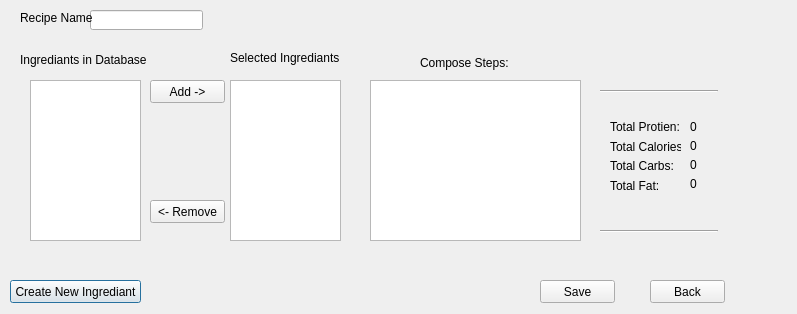
Before: the Qt Designer form mealplanner/createrecipewindow.ui in escobaros-dos/mealplanner, drawn with Qt 5.
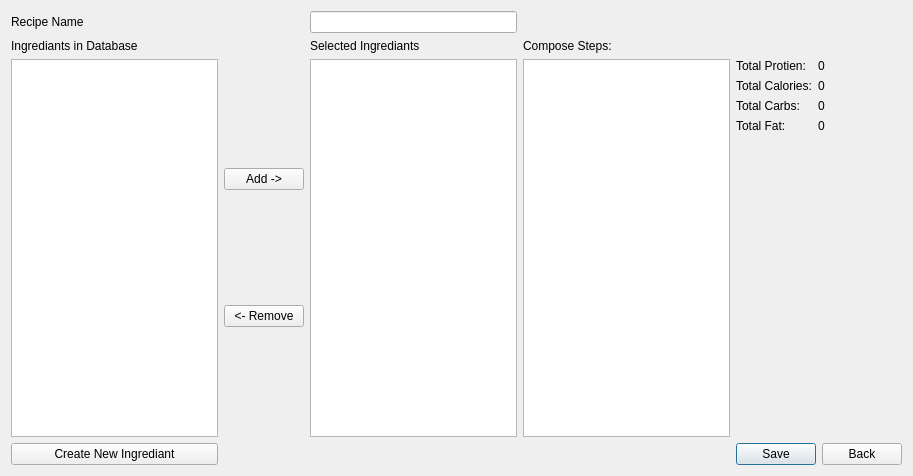
After: the same form once the commit is applied.

Patch:
```diff
--- a/mealplanner/createrecipewindow.ui
+++ b/mealplanner/createrecipewindow.ui
@@ -6,288 +6,162 @@
    <rect>
     <x>0</x>
     <y>0</y>
-    <width>797</width>
-    <height>314</height>
+    <width>913</width>
+    <height>476</height>
    </rect>
   </property>
   <property name="windowTitle">
    <string>Dialog</string>
   </property>
-  <widget class="QPushButton" name="CreateIngridientButton">
-   <property name="geometry">
-    <rect>
-     <x>10</x>
-     <y>280</y>
-     <width>131</width>
-     <height>23</height>
-    </rect>
-   </property>
-   <property name="text">
-    <string>Create New Ingrediant</string>
-   </property>
-  </widget>
-  <widget class="QLineEdit" name="RecipeNameEdit">
-   <property name="geometry">
-    <rect>
-     <x>90</x>
-     <y>10</y>
-     <width>113</width>
-     <height>20</height>
-    </rect>
-   </property>
-  </widget>
-  <widget class="QLabel" name="label">
-   <property name="geometry">
-    <rect>
-     <x>20</x>
-     <y>10</y>
-     <width>91</width>
-     <height>16</height>
-    </rect>
-   </property>
-   <property name="text">
-    <string>Recipe Name</string>
-   </property>
-  </widget>
-  <widget class="QLabel" name="label_2">
-   <property name="geometry">
-    <rect>
-     <x>20</x>
-     <y>50</y>
-     <width>131</width>
-     <height>20</height>
-    </rect>
-   </property>
-   <property name="text">
-    <string>Ingrediants in Database</string>
-   </property>
-  </widget>
-  <widget class="QLabel" name="label_3">
-   <property name="geometry">
-    <rect>
-     <x>230</x>
-     <y>50</y>
-     <width>111</width>
-     <height>16</height>
-    </rect>
-   </property>
-   <property name="text">
-    <string>Selected Ingrediants</string>
-   </property>
-  </widget>
-  <widget class="QPushButton" name="AddFromDatabase">
-   <property name="geometry">
-    <rect>
-     <x>150</x>
-     <y>80</y>
-     <width>75</width>
-     <height>23</height>
-    </rect>
-   </property>
-   <property name="text">
-    <string>Add -&gt;</string>
-   </property>
-  </widget>
-  <widget class="QPushButton" name="RemoveFromSelected">
-   <property name="geometry">
-    <rect>
-     <x>150</x>
-     <y>200</y>
-     <width>75</width>
-     <height>23</height>
-    </rect>
-   </property>
-   <property name="text">
-    <string>&lt;- Remove</string>
-   </property>
-  </widget>
-  <widget class="Line" name="line_2">
-   <property name="geometry">
-    <rect>
-     <x>600</x>
-     <y>230</y>
-     <width>118</width>
-     <height>3</height>
-    </rect>
-   </property>
-   <property name="orientation">
-    <enum>Qt::Horizontal</enum>
-   </property>
-  </widget>
-  <widget class="Line" name="line">
-   <property name="geometry">
-    <rect>
-     <x>600</x>
-     <y>90</y>
-     <width>118</width>
-     <height>3</height>
-    </rect>
-   </property>
-   <property name="orientation">
-    <enum>Qt::Horizontal</enum>
-   </property>
-  </widget>
-  <widget class="QListWidget" name="listWidget">
-   <property name="geometry">
-    <rect>
-     <x>30</x>
-     <y>80</y>
-     <width>111</width>
-     <height>161</height>
-    </rect>
-   </property>
-  </widget>
-  <widget class="QListWidget" name="listWidget_2">
-   <property name="geometry">
-    <rect>
-     <x>230</x>
-     <y>80</y>
-     <width>111</width>
-     <height>161</height>
-    </rect>
-   </property>
-  </widget>
-  <widget class="QPushButton" name="RecipeSaveToDbButton">
-   <property name="geometry">
-    <rect>
-     <x>540</x>
-     <y>280</y>
-     <width>75</width>
-     <height>23</height>
-    </rect>
-   </property>
-   <property name="text">
-    <string>Save</string>
-   </property>
-  </widget>
-  <widget class="QPushButton" name="RecipeBackButton">
-   <property name="geometry">
-    <rect>
-     <x>650</x>
-     <y>280</y>
-     <width>75</width>
-     <height>23</height>
-    </rect>
-   </property>
-   <property name="text">
-    <string>Back</string>
-   </property>
-  </widget>
-  <widget class="QPlainTextEdit" name="StepsEdit">
-   <property name="geometry">
-    <rect>
-     <x>370</x>
-     <y>80</y>
-     <width>211</width>
-     <height>161</height>
-    </rect>
-   </property>
-  </widget>
-  <widget class="QLabel" name="label_4">
-   <property name="geometry">
-    <rect>
-     <x>420</x>
-     <y>53</y>
-     <width>91</width>
-     <height>20</height>
-    </rect>
-   </property>
-   <property name="text">
-    <string>Compose Steps:</string>
-   </property>
-  </widget>
-  <widget class="QLabel" name="FatLabel_2">
-   <property name="geometry">
-    <rect>
-     <x>690</x>
-     <y>158</y>
-     <width>69</width>
-     <height>13</height>
-    </rect>
-   </property>
-   <property name="text">
-    <string>0</string>
-   </property>
-  </widget>
-  <widget class="QLabel" name="CarbLabel_2">
-   <property name="geometry">
-    <rect>
-     <x>690</x>
-     <y>177</y>
-     <width>69</width>
-     <height>13</height>
-    </rect>
-   </property>
-   <property name="text">
-    <string>0</string>
-   </property>
-  </widget>
-  <widget class="QLabel" name="CalorieLabel_2">
-   <property name="geometry">
-    <rect>
-     <x>690</x>
-     <y>139</y>
-     <width>69</width>
-     <height>13</height>
-    </rect>
-   </property>
-   <property name="text">
-    <string>0</string>
-   </property>
-  </widget>
-  <widget class="QLabel" name="ProtienLabel_2">
-   <property name="geometry">
-    <rect>
-     <x>690</x>
-     <y>120</y>
-     <width>69</width>
-     <height>13</height>
-    </rect>
-   </property>
-   <property name="text">
-    <string>0</string>
-   </property>
-  </widget>
-  <widget class="QWidget" name="">
-   <property name="geometry">
-    <rect>
-     <x>610</x>
-     <y>120</y>
-     <width>71</width>
-     <height>72</height>
-    </rect>
-   </property>
-   <layout class="QVBoxLayout" name="verticalLayout">
-    <item>
-     <widget class="QLabel" name="ProtienLabel">
-      <property name="text">
-       <string>Total Protien:</string>
-      </property>
-     </widget>
-    </item>
-    <item>
-     <widget class="QLabel" name="CalorieLabel">
-      <property name="text">
-       <string>Total Calories:</string>
-      </property>
-     </widget>
-    </item>
-    <item>
-     <widget class="QLabel" name="FatLabel">
-      <property name="text">
-       <string>Total Carbs:</string>
-      </property>
-     </widget>
-    </item>
-    <item>
-     <widget class="QLabel" name="CarbLabel">
-      <property name="text">
-       <string>Total Fat:</string>
-      </property>
-     </widget>
-    </item>
-   </layout>
-  </widget>
+  <layout class="QGridLayout" name="gridLayout_2">
+   <item row="0" column="0">
+    <layout class="QGridLayout" name="gridLayout">
+     <item row="1" column="0">
+      <widget class="QLabel" name="label_2">
+       <property name="text">
+        <string>Ingrediants in Database</string>
+       </property>
+      </widget>
+     </item>
+     <item row="0" column="0">
+      <widget class="QLabel" name="label">
+       <property name="text">
+        <string>Recipe Name</string>
+       </property>
+      </widget>
+     </item>
+     <item row="2" column="4">
+      <layout class="QFormLayout" name="formLayout">
+       <item row="0" column="0">
+        <widget class="QLabel" name="ProtienLabel">
+         <property name="text">
+          <string>Total Protien:</string>
+         </property>
+        </widget>
+       </item>
+       <item row="0" column="1">
+        <widget class="QLabel" name="ProtienLabel_2">
+         <property name="text">
+          <string>0</string>
+         </property>
+        </widget>
+       </item>
+       <item row="1" column="0">
+        <widget class="QLabel" name="CalorieLabel">
+         <property name="text">
+          <string>Total Calories:</string>
+         </property>
+        </widget>
+       </item>
+       <item row="1" column="1">
+        <widget class="QLabel" name="FatLabel_2">
+         <property name="text">
+          <string>0</string>
+         </property>
+        </widget>
+       </item>
+       <item row="2" column="0">
+        <widget class="QLabel" name="FatLabel">
+         <property name="text">
+          <string>Total Carbs:</string>
+         </property>
+        </widget>
+       </item>
+       <item row="2" column="1">
+        <widget class="QLabel" name="CalorieLabel_2">
+         <property name="text">
+          <string>0</string>
+         </property>
+        </widget>
+       </item>
+       <item row="3" column="0">
+        <widget class="QLabel" name="CarbLabel">
+         <property name="text">
+          <string>Total Fat:</string>
+         </property>
+        </widget>
+       </item>
+       <item row="3" column="1">
+        <widget class="QLabel" name="CarbLabel_2">
+         <property name="text">
+          <string>0</string>
+         </property>
+        </widget>
+       </item>
+      </layout>
+     </item>
+     <item row="2" column="3">
+      <widget class="QPlainTextEdit" name="StepsEdit"/>
+     </item>
+     <item row="3" column="4">
+      <layout class="QHBoxLayout" name="horizontalLayout">
+       <item>
+        <widget class="QPushButton" name="RecipeSaveToDbButton">
+         <property name="text">
+          <string>Save</string>
+         </property>
+        </widget>
+       </item>
+       <item>
+        <widget class="QPushButton" name="RecipeBackButton">
+         <property name="text">
+          <string>Back</string>
+         </property>
+        </widget>
+       </item>
+      </layout>
+     </item>
+     <item row="0" column="2">
+      <widget class="QLineEdit" name="RecipeNameEdit"/>
+     </item>
+     <item row="1" column="2">
+      <widget class="QLabel" name="label_3">
+       <property name="text">
+        <string>Selected Ingrediants</string>
+       </property>
+      </widget>
+     </item>
+     <item row="2" column="2">
+      <widget class="QListWidget" name="listWidget_2"/>
+     </item>
+     <item row="2" column="1">
+      <layout class="QVBoxLayout" name="verticalLayout_2">
+       <item>
+        <widget class="QPushButton" name="AddFromDatabase">
+         <property name="text">
+          <string>Add -&gt;</string>
+         </property>
+        </widget>
+       </item>
+       <item>
+        <widget class="QPushButton" name="RemoveFromSelected">
+         <property name="text">
+          <string>&lt;- Remove</string>
+         </property>
+        </widget>
+       </item>
+      </layout>
+     </item>
+     <item row="2" column="0">
+      <widget class="QListWidget" name="listWidget"/>
+     </item>
+     <item row="3" column="0">
+      <widget class="QPushButton" name="CreateIngridientButton">
+       <property name="text">
+        <string>Create New Ingrediant</string>
+       </property>
+      </widget>
+     </item>
+     <item row="1" column="3">
+      <widget class="QLabel" name="label_4">
+       <property name="text">
+        <string>Compose Steps:</string>
+       </property>
+      </widget>
+     </item>
+    </layout>
+   </item>
+  </layout>
  </widget>
  <resources/>
  <connections/>
```
